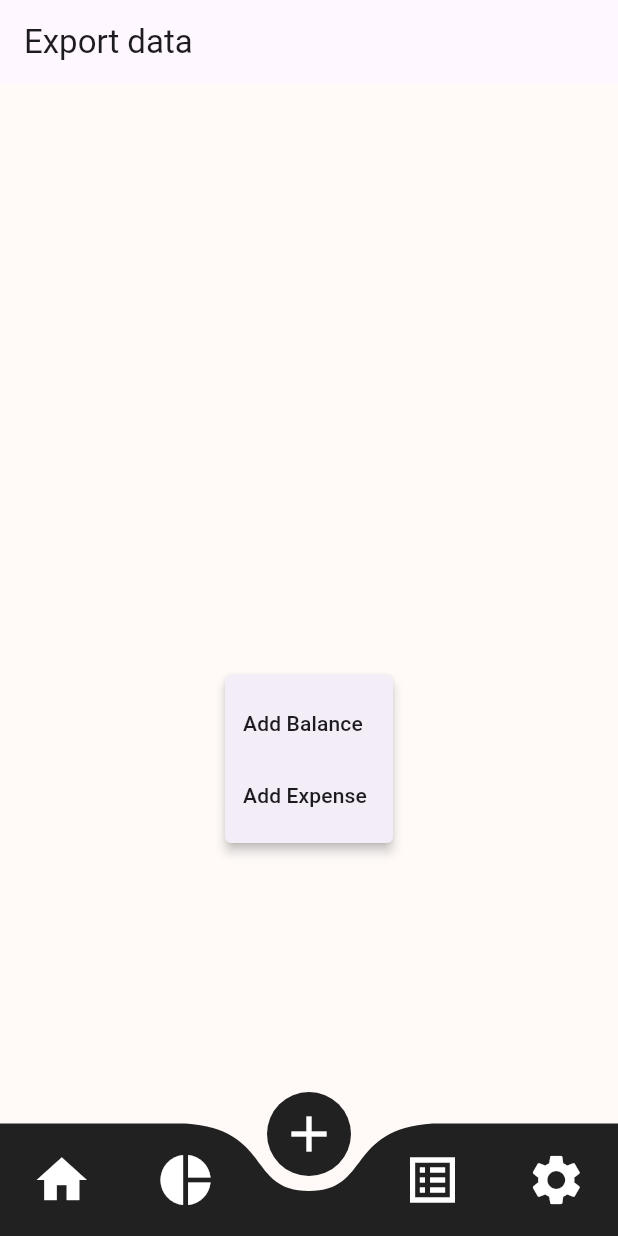
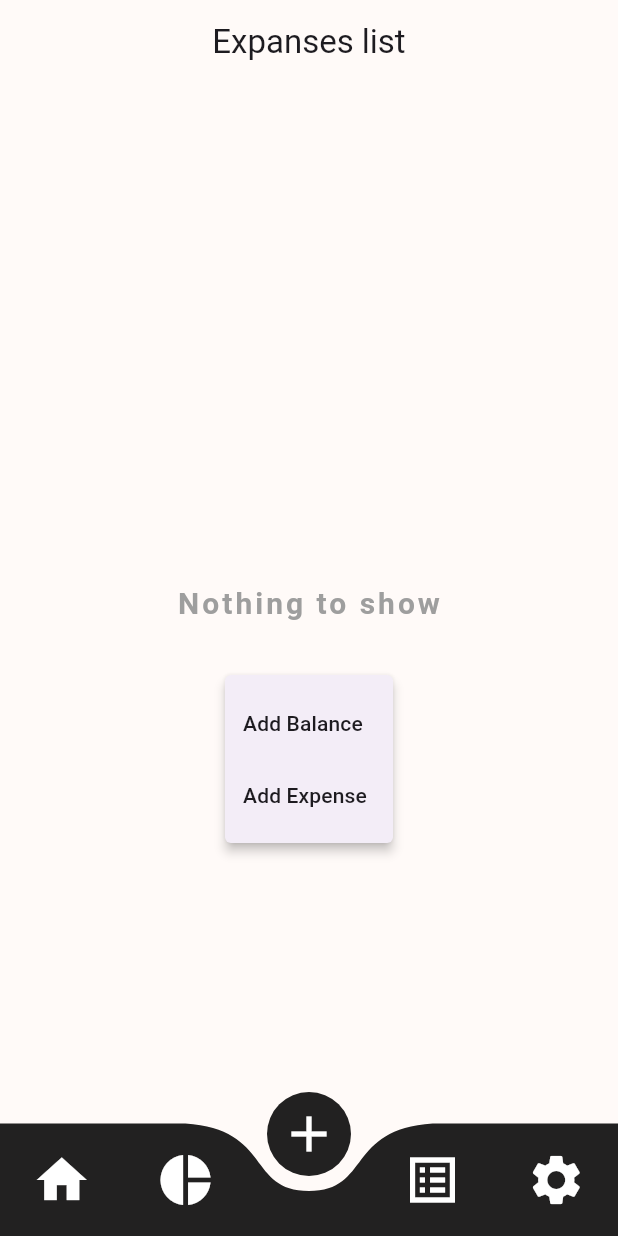
Before and after one commit to ZainR10/expanse_tracker_flutter, a Flutter app: the ExpanseListView screen opened by its route, item 3 of the bottom bar chosen, on a phone screen of 412 x 824 dp. Run offline on Flutter 3.47's test engine with Material 3 defaults, Android fonts, the phone set to English and light mode, and no system bars; drawn by our look-alikes of curved_navigation_bar; our stand-ins replace firebase_auth, firebase_core, fl_chart, flutter_slidable; accounts and stored records are empty.

Commit message:
created full lists screen. modified list tile builder file. add nothing to show if no transactions

```diff
--- a/lib/res/components/list_tile_builder.dart
+++ b/lib/res/components/list_tile_builder.dart
@@ -6,8 +6,10 @@ import 'package:expanse_tracker_flutter/View_Models/expanse_provider.dart';
 
 class ListTileBuilder extends StatefulWidget {
   final List<Expanses> expenses;
+  final int itemCount;
 
-  const ListTileBuilder({
+  ListTileBuilder({
+    required this.itemCount,
     required this.expenses,
     Key? key,
   }) : super(key: key);
@@ -27,8 +29,24 @@ class _ListTileBuilderState extends State<ListTileBuilder> {
   @override
   Widget build(BuildContext context) {
     return Expanded(
-      child: ListView.builder(
-        itemCount: widget.expenses.length,
+      child: widget.expenses.isEmpty
+          ? const Center(
+              child: Text(
+                'Nothing to show',
+                style: TextStyle(
+                  fontWeight: FontWeight.bold,
+                  fontSize: 20,
+                  letterSpacing: 2,
+                  color: Colors.grey,
+                ),
+              ),
+            )
+          : ListView.builder(
+              itemCount: widget.itemCount <= widget.expenses.length
+                  ? widget.itemCount
+                  : widget.expenses.length,
+
+              // itemCount: widget.expenses.length,
               itemBuilder: (context, index) {
                 final expense = widget.expenses[index];
                 return Slidable(
@@ -38,9 +56,10 @@ class _ListTileBuilderState extends State<ListTileBuilder> {
                     motion: const ScrollMotion(),
                     children: [
                       SlidableAction(
-                  borderRadius:
-                      const BorderRadius.horizontal(left: Radius.circular(10)),
-                  onPressed: (context) => _deleteExpense(context, expense),
+                        borderRadius: const BorderRadius.horizontal(
+                            left: Radius.circular(10)),
+                        onPressed: (context) =>
+                            _deleteExpense(context, expense),
                         backgroundColor: const Color(0xFFFE4A49),
                         foregroundColor: Colors.white,
                         icon: Icons.delete,
@@ -78,12 +97,12 @@ class _ListTileBuilderState extends State<ListTileBuilder> {
                           Text(
                             expense.description.toString(),
                             style: const TextStyle(
-                          fontSize: 16, fontWeight: FontWeight.w300),
+                                fontSize: 16, fontWeight: FontWeight.w400),
                           ),
                           Text(
                             expense.startDate.toString(),
                             style: const TextStyle(
-                          fontSize: 14, fontWeight: FontWeight.w300),
+                                fontSize: 14, fontWeight: FontWeight.w400),
                           ),
                         ],
                       ),
--- a/lib/view/analytics.dart
+++ b/lib/view/analytics.dart
@@ -7,6 +7,8 @@ import 'package:provider/provider.dart';
 import 'package:expanse_tracker_flutter/View_Models/expanse_provider.dart';
 
 class ExpensePieChart extends StatefulWidget {
+  const ExpensePieChart({super.key});
+
   @override
   State<ExpensePieChart> createState() => _ExpensePieChartState();
 }
@@ -166,7 +168,7 @@ class _ExpensePieChartState extends State<ExpensePieChart> {
             ),
             SizedBox(height: height * .10),
             Padding(
-              padding: EdgeInsets.all(10),
+              padding: const EdgeInsets.all(10),
               child: Text(
                 'Most Costly Category: $mostCostlyCategory',
                 style: const TextStyle(
--- a/lib/view/expanse_list_view.dart
+++ b/lib/view/expanse_list_view.dart
@@ -1,6 +1,9 @@
+import 'package:expanse_tracker_flutter/View_Models/expanse_provider.dart';
 import 'package:expanse_tracker_flutter/res/components/custom_nav_bar.dart';
+import 'package:expanse_tracker_flutter/res/components/list_tile_builder.dart';
 import 'package:expanse_tracker_flutter/utils/routes/routes_name.dart';
 import 'package:flutter/material.dart';
+import 'package:provider/provider.dart';
 
 class ExpanseListView extends StatefulWidget {
   const ExpanseListView({super.key});
@@ -46,15 +49,27 @@ class _ExpanseListViewState extends State<ExpanseListView> {
 
   @override
   Widget build(BuildContext context) {
+    final expensesProvider = Provider.of<ExpensesProvider>(context);
+    final expenses = expensesProvider.expenses;
+    final totalExpenses = expensesProvider.totalExpenses;
+    final height = MediaQuery.of(context).size.height * 1;
+    final width = MediaQuery.of(context).size.width * 1;
     return Scaffold(
       appBar: AppBar(
+        centerTitle: true,
+        backgroundColor: Colors.transparent,
         automaticallyImplyLeading: false,
-        title: const Text('Export data'),
+        title: const Text('Expanses list'),
       ),
       bottomNavigationBar: CustomBottomNavBar(
         onItemTapped: _onItemTapped,
         selectedIndex: _selectedIndex,
       ),
+      body: Column(
+        children: [
+          ListTileBuilder(itemCount: expenses.length, expenses: expenses)
+        ],
+      ),
     );
   }
 }
--- a/lib/view/home_view.dart
+++ b/lib/view/home_view.dart
@@ -174,7 +174,7 @@ class _HomeViewState extends State<HomeView> {
             SizedBox(
               height: height * .01,
             ),
-            ListTileBuilder(expenses: expenses)
+            ListTileBuilder(itemCount: 2, expenses: expenses)
           ],
         ),
       ),
```
Lines whose indentation alone changed are shown as unchanged.
